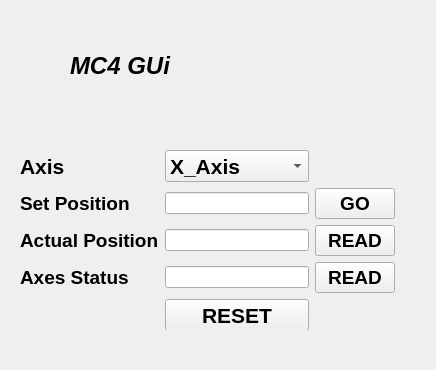
First picture: the form in mc4gui/widget.ui, repository gapost/mc4, before the edit.
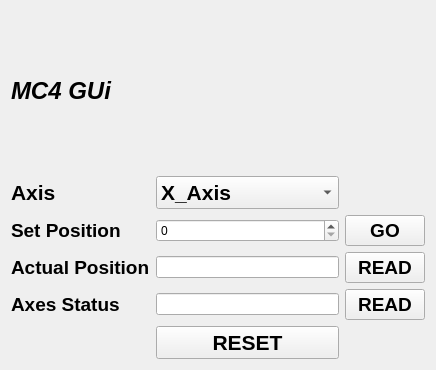
Second picture: the form after the edit.

The edit to the form file:
```diff
--- a/mc4gui/widget.ui
+++ b/mc4gui/widget.ui
@@ -13,19 +13,18 @@
   <property name="windowTitle">
    <string>Widget</string>
   </property>
+  <layout class="QVBoxLayout" name="verticalLayout">
+   <item>
   <widget class="QLabel" name="label_5">
-   <property name="geometry">
-    <rect>
-     <x>70</x>
-     <y>40</y>
-     <width>151</width>
-     <height>51</height>
-    </rect>
+     <property name="minimumSize">
+      <size>
+       <width>150</width>
+       <height>50</height>
+      </size>
    </property>
    <property name="font">
     <font>
      <pointsize>18</pointsize>
-     <weight>75</weight>
      <italic>true</italic>
      <bold>true</bold>
     </font>
@@ -34,22 +33,14 @@
     <string>MC4 GUi</string>
    </property>
   </widget>
-  <widget class="QWidget" name="">
-   <property name="geometry">
-    <rect>
-     <x>20</x>
-     <y>150</y>
-     <width>375</width>
-     <height>180</height>
-    </rect>
-   </property>
+   </item>
+   <item>
    <layout class="QGridLayout" name="gridLayout">
     <item row="0" column="0">
      <widget class="QLabel" name="label">
       <property name="font">
        <font>
         <pointsize>16</pointsize>
-        <weight>75</weight>
         <bold>true</bold>
        </font>
       </property>
@@ -63,7 +54,6 @@
       <property name="font">
        <font>
         <pointsize>16</pointsize>
-        <weight>75</weight>
         <bold>true</bold>
        </font>
       </property>
@@ -94,7 +84,6 @@
       <property name="font">
        <font>
         <pointsize>14</pointsize>
-        <weight>75</weight>
         <bold>true</bold>
        </font>
       </property>
@@ -103,15 +92,11 @@
       </property>
      </widget>
     </item>
-    <item row="1" column="1">
-     <widget class="QLineEdit" name="edtPosition"/>
-    </item>
     <item row="1" column="2">
      <widget class="QPushButton" name="btGoPos">
       <property name="font">
        <font>
         <pointsize>14</pointsize>
-        <weight>75</weight>
         <bold>true</bold>
        </font>
       </property>
@@ -125,7 +110,6 @@
       <property name="font">
        <font>
         <pointsize>14</pointsize>
-        <weight>75</weight>
         <bold>true</bold>
        </font>
       </property>
@@ -142,7 +126,6 @@
       <property name="font">
        <font>
         <pointsize>14</pointsize>
-        <weight>75</weight>
         <bold>true</bold>
        </font>
       </property>
@@ -156,7 +139,6 @@
       <property name="font">
        <font>
         <pointsize>14</pointsize>
-        <weight>75</weight>
         <bold>true</bold>
        </font>
       </property>
@@ -173,7 +155,6 @@
       <property name="font">
        <font>
         <pointsize>14</pointsize>
-        <weight>75</weight>
         <bold>true</bold>
        </font>
       </property>
@@ -187,7 +168,6 @@
       <property name="font">
        <font>
         <pointsize>16</pointsize>
-        <weight>75</weight>
         <bold>true</bold>
        </font>
       </property>
@@ -196,8 +176,12 @@
       </property>
      </widget>
     </item>
-   </layout>
-  </widget>
+     <item row="1" column="1">
+      <widget class="QSpinBox" name="sbSetPosition"/>
+     </item>
+    </layout>
+   </item>
+  </layout>
  </widget>
  <resources/>
  <connections/>
```
Lines whose indentation alone changed are shown as unchanged.
